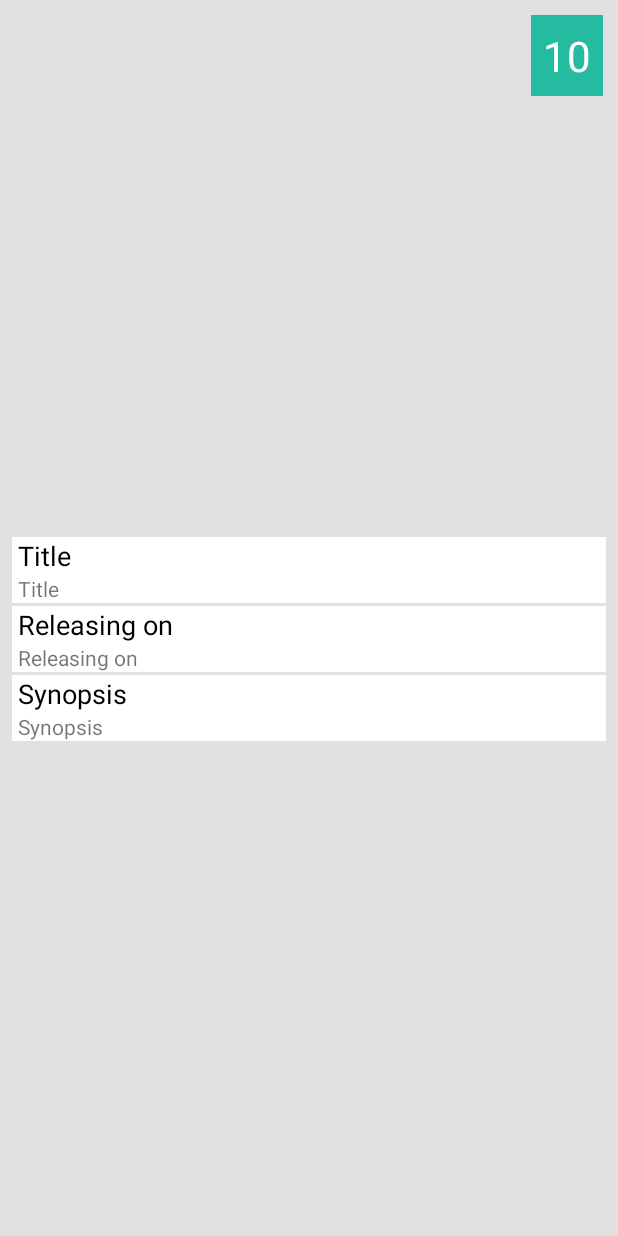
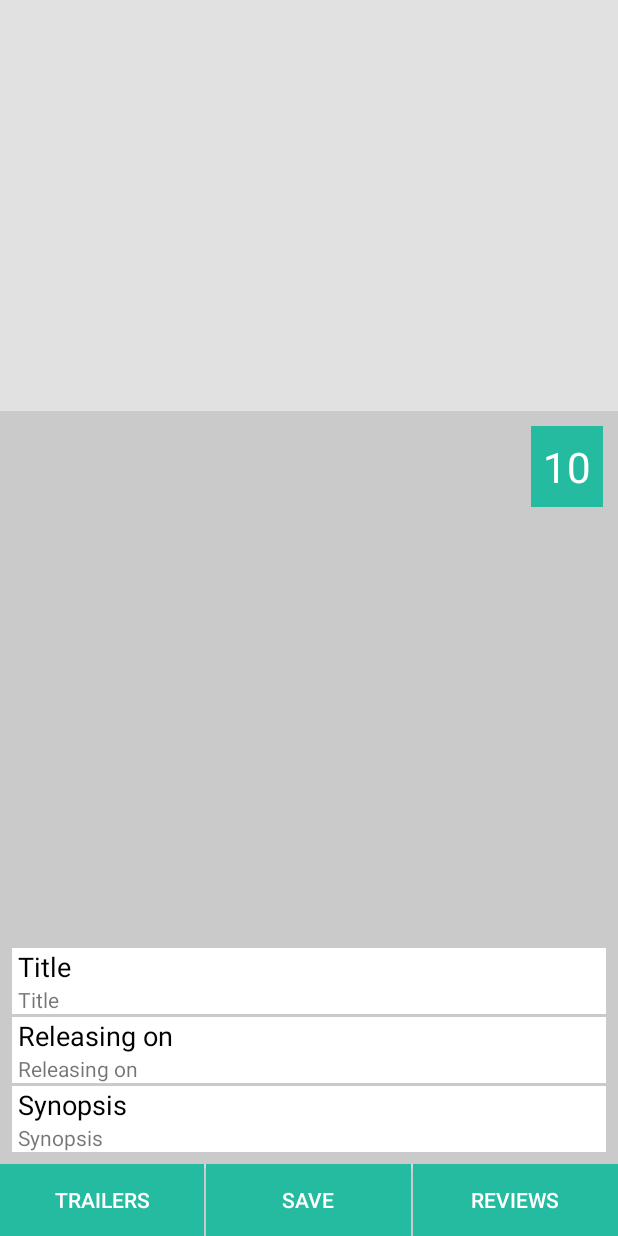
Before and after one commit to knightcube/popular_movies_stage_2, an Android app: the layout content_movie_details.xml on its own in the app's theme, with its tools: preview values and no code run, on a phone screen of 412 x 824 dp. Run offline under Robolectric (Android 15) with nearby library versions, the phone set to English and light mode, and no system bars; plain views replace ArcView, CircleView.

Commit message:
Save and Unsave favourite movies using Room architecture component

```diff
--- a/app/src/main/java/com/rajatcube/popularmovies/utils/Constants.java
+++ b/app/src/main/java/com/rajatcube/popularmovies/utils/Constants.java
@@ -8,6 +8,7 @@ public class Constants {
 
     public static final String API_KEY = "38f11004ca2a26cd99baf97eb11c9c7b";
     public static final String BASE_URL = "https://api.themoviedb.org/3/movie";
+    public static final String YOUTUBE_BASE_URL = "https://www.youtube.com/watch?v=";
     public static final String POPULAR_MOVIES_BASE_URL = BASE_URL+"/popular?api_key="+API_KEY;
     public static final String TOP_RATED_MOVIES_BASE_URL = BASE_URL+"/top_rated?api_key="+API_KEY;
     public static final String IMAGE_BASE_URL = "https://image.tmdb.org/t/p/";
--- a/app/src/main/java/com/rajatcube/popularmovies/utils/QueryUtils.java
+++ b/app/src/main/java/com/rajatcube/popularmovies/utils/QueryUtils.java
@@ -104,12 +104,13 @@ public class QueryUtils {
             for (int i = 0; i < resultsArray.length(); i++) {
                 JSONObject moviesResult = resultsArray.getJSONObject(i);
                 String movieTitle = moviesResult.getString("title");
+                int movieId = moviesResult.getInt("id");
                 int movieVoteCount = moviesResult.getInt("vote_count");
                 String moviePosterPath = moviesResult.getString("poster_path");
                 float movieVoteAverage = (float) moviesResult.getDouble("vote_average");
                 String movieReleaseDate = moviesResult.getString("release_date");
                 String movieOverview = moviesResult.getString("overview");
-                listOfMovies.add(new Movies(movieVoteCount,movieVoteAverage,movieTitle,moviePosterPath,movieReleaseDate,movieOverview));
+                listOfMovies.add(new Movies(movieId,movieVoteCount,movieVoteAverage,movieTitle,moviePosterPath,movieReleaseDate,movieOverview,false));
             }
         } catch (JSONException e) {
             e.printStackTrace();
--- a/app/src/main/res/drawable/ic_star.xml
+++ b/app/src/main/res/drawable/ic_play_circle.xml
@@ -4,6 +4,6 @@
         android:viewportWidth="24.0"
         android:viewportHeight="24.0">
     <path
-        android:fillColor="#ffca28"
-        android:pathData="M12,17.27L18.18,21l-1.64,-7.03L22,9.24l-7.19,-0.61L12,2 9.19,8.63 2,9.24l5.46,4.73L5.82,21z"/>
+        android:fillColor="#FF4081"
+        android:pathData="M12,2C6.48,2 2,6.48 2,12s4.48,10 10,10 10,-4.48 10,-10S17.52,2 12,2zM10,16.5v-9l6,4.5 -6,4.5z"/>
 </vector>
--- /dev/null
+++ b/app/src/main/res/drawable/ic_star_border.xml
@@ -0,0 +1,5 @@
+<vector android:height="24dp" android:tint="#FFEB3B"
+    android:viewportHeight="24.0" android:viewportWidth="24.0"
+    android:width="24dp" xmlns:android="http://schemas.android.com/apk/res/android">
+    <path android:fillColor="#FF000000" android:pathData="M22,9.24l-7.19,-0.62L12,2 9.19,8.63 2,9.24l5.46,4.73L5.82,21 12,17.27 18.18,21l-1.63,-7.03L22,9.24zM12,15.4l-3.76,2.27 1,-4.28 -3.32,-2.88 4.38,-0.38L12,6.1l1.71,4.04 4.38,0.38 -3.32,2.88 1,4.28L12,15.4z"/>
+</vector>
--- /dev/null
+++ b/app/src/main/res/drawable/ic_star_filled.xml
@@ -0,0 +1,5 @@
+<vector android:height="24dp" android:tint="#FFEB3B"
+    android:viewportHeight="24.0" android:viewportWidth="24.0"
+    android:width="24dp" xmlns:android="http://schemas.android.com/apk/res/android">
+    <path android:fillColor="#FF000000" android:pathData="M12,17.27L18.18,21l-1.64,-7.03L22,9.24l-7.19,-0.61L12,2 9.19,8.63 2,9.24l5.46,4.73L5.82,21z"/>
+</vector>
--- /dev/null
+++ b/app/src/main/res/drawable/star.xml
@@ -0,0 +1,5 @@
+<?xml version="1.0" encoding="utf-8"?>
+<selector xmlns:android="http://schemas.android.com/apk/res/android">
+    <item android:drawable="@drawable/ic_star_border" />
+    <item android:drawable="@drawable/ic_star_filled" android:state_selected="true" />
+</selector>
--- a/app/src/main/res/layout/content_movie_details.xml
+++ b/app/src/main/res/layout/content_movie_details.xml
@@ -1,5 +1,5 @@
 <?xml version="1.0" encoding="utf-8"?>
-<ScrollView xmlns:android="http://schemas.android.com/apk/res/android"
+<RelativeLayout xmlns:android="http://schemas.android.com/apk/res/android"
     xmlns:app="http://schemas.android.com/apk/res-auto"
     xmlns:tools="http://schemas.android.com/tools"
     android:layout_width="match_parent"
@@ -9,132 +9,186 @@
     tools:context="com.rajatcube.popularmovies.activity.MovieDetails"
     tools:showIn="@layout/activity_movie_details">
 
+    <ScrollView
+        android:layout_width="match_parent"
+        android:layout_height="wrap_content"
+        android:layout_above="@+id/movie_detail_footer"
+        android:background="#1a000000">
+
         <LinearLayout
             android:id="@+id/background"
             android:layout_width="match_parent"
             android:layout_height="wrap_content"
             android:orientation="vertical">
+
             <RelativeLayout
                 android:layout_width="match_parent"
                 android:layout_height="0dp"
                 android:layout_weight="2.5">
+
                 <com.github.florent37.shapeofview.shapes.ArcView
                     android:layout_width="match_parent"
                     android:layout_height="wrap_content"
                     app:arc_cropDirection="outside"
+                    app:arc_height="24dp"
                     app:arc_position="bottom"
-                app:arc_height="24dp"
+                    app:diagonal_angle="10"
                     app:diagonal_direction="left"
-                app:diagonal_position="bottom"
-                app:diagonal_angle="10">
+                    app:diagonal_position="bottom">
+
                     <ImageView
                         android:id="@+id/movie_detail_poster_image"
                         android:layout_width="match_parent"
                         android:layout_height="350dp"
-                    android:scaleType="fitXY"/>
+                        android:contentDescription="Image Loading"
+                        android:scaleType="fitXY" />
                 </com.github.florent37.shapeofview.shapes.ArcView>
 
                 <com.github.florent37.shapeofview.shapes.CircleView
                     android:layout_width="wrap_content"
                     android:layout_height="wrap_content"
-                app:circle_borderWidth="2dp"
-                app:circle_borderColor="#FFF"
-                android:padding="2dp"
-                android:elevation="2dp"
-                android:layout_gravity="end|top"
                     android:layout_alignParentEnd="true"
                     android:layout_alignParentRight="true"
-                android:layout_margin="8dp">
+                    android:layout_gravity="end|top"
+                    android:layout_margin="8dp"
+                    android:elevation="2dp"
+                    android:padding="2dp"
+                    app:circle_borderColor="#FFF"
+                    app:circle_borderWidth="2dp">
 
                     <TextView
                         android:id="@+id/movie_detail_vote_average"
                         android:layout_width="wrap_content"
                         android:layout_height="wrap_content"
-                    android:textSize="28sp"
                         android:background="@color/colorPrimary"
+                        android:padding="8dp"
+                        android:text="10"
                         android:textColor="#ffffff"
-                    android:padding="8dp"
-                    android:text="10"/>
+                        android:textSize="28sp" />
 
                 </com.github.florent37.shapeofview.shapes.CircleView>
+
             </RelativeLayout>
 
             <LinearLayout
-            android:orientation="vertical"
                 android:layout_width="match_parent"
                 android:layout_height="wrap_content"
+                android:orientation="vertical"
                 android:padding="8dp">
+
                 <TextView
-                android:paddingLeft="4dp"
-                android:paddingStart="4dp"
-                android:paddingEnd="4dp"
-                android:paddingRight="4dp"
-                android:textSize="18sp"
-                android:textColor="#000"
-                android:background="#FFF"
                     android:layout_width="match_parent"
                     android:layout_height="wrap_content"
-                android:text="Title"/>
+                    android:background="#FFF"
+                    android:paddingEnd="4dp"
+                    android:paddingLeft="4dp"
+                    android:paddingRight="4dp"
+                    android:paddingStart="4dp"
+                    android:text="Title"
+                    android:textColor="#000"
+                    android:textSize="18sp" />
 
                 <TextView
-                android:paddingLeft="4dp"
-                android:paddingStart="4dp"
-                android:paddingEnd="4dp"
-                android:paddingRight="4dp"
-                android:background="#FFF"
                     android:id="@+id/movie_detail_title"
                     android:layout_width="match_parent"
                     android:layout_height="wrap_content"
-                android:text="Title"
-                android:layout_marginBottom="2dp"/>
+                    android:layout_marginBottom="2dp"
+                    android:background="#FFF"
+                    android:paddingEnd="4dp"
+                    android:paddingLeft="4dp"
+                    android:paddingRight="4dp"
+                    android:paddingStart="4dp"
+                    android:text="Title" />
 
                 <TextView
-                android:paddingLeft="4dp"
-                android:paddingStart="4dp"
-                android:paddingEnd="4dp"
-                android:paddingRight="4dp"
-                android:background="#FFF"
-                android:textSize="18sp"
-                android:textColor="#000"
                     android:layout_width="match_parent"
                     android:layout_height="wrap_content"
-                android:text="Releasing on "/>
+                    android:background="#FFF"
+                    android:paddingEnd="4dp"
+                    android:paddingLeft="4dp"
+                    android:paddingRight="4dp"
+                    android:paddingStart="4dp"
+                    android:text="Releasing on "
+                    android:textColor="#000"
+                    android:textSize="18sp" />
 
                 <TextView
-                android:paddingLeft="4dp"
-                android:paddingStart="4dp"
-                android:paddingEnd="4dp"
-                android:paddingRight="4dp"
-                android:background="#FFF"
                     android:id="@+id/movie_detail_release_date"
                     android:layout_width="match_parent"
                     android:layout_height="wrap_content"
-                android:text="Releasing on "
-                android:layout_marginBottom="2dp"/>
+                    android:layout_marginBottom="2dp"
+                    android:background="#FFF"
+                    android:paddingEnd="4dp"
+                    android:paddingLeft="4dp"
+                    android:paddingRight="4dp"
+                    android:paddingStart="4dp"
+                    android:text="Releasing on " />
 
                 <TextView
-                android:paddingLeft="4dp"
-                android:paddingStart="4dp"
-                android:paddingEnd="4dp"
-                android:paddingRight="4dp"
-                android:background="#FFF"
-                android:textSize="18sp"
-                android:textColor="#000"
                     android:layout_width="match_parent"
                     android:layout_height="wrap_content"
-                android:text="Synopsis"/>
+                    android:background="#FFF"
+                    android:paddingEnd="4dp"
+                    android:paddingLeft="4dp"
+                    android:paddingRight="4dp"
+                    android:paddingStart="4dp"
+                    android:text="Synopsis"
+                    android:textColor="#000"
+                    android:textSize="18sp" />
 
                 <TextView
-                android:paddingLeft="4dp"
-                android:paddingStart="4dp"
-                android:paddingEnd="4dp"
-                android:paddingRight="4dp"
-                android:background="#FFF"
                     android:id="@+id/movie_detail_plot_synopsis"
                     android:layout_width="match_parent"
                     android:layout_height="wrap_content"
-                android:text="Synopsis"/>
+                    android:background="#FFF"
+                    android:paddingEnd="4dp"
+                    android:paddingLeft="4dp"
+                    android:paddingRight="4dp"
+                    android:paddingStart="4dp"
+                    android:text="Synopsis" />
 
             </LinearLayout>
         </LinearLayout>
     </ScrollView>
+
+    <LinearLayout
+        android:id="@+id/movie_detail_footer"
+        android:layout_width="match_parent"
+        android:layout_height="wrap_content"
+        android:layout_alignParentBottom="true"
+        android:orientation="horizontal">
+
+        <Button
+            android:id="@+id/movie_detail_play_trailer_tv"
+            android:layout_width="0dp"
+            android:layout_height="wrap_content"
+            android:layout_marginEnd="1dp"
+            android:layout_marginRight="1dp"
+            android:layout_weight="1"
+            android:background="@color/colorPrimary"
+            android:text="Trailers"
+            android:textColor="#FFF" />
+
+        <Button
+            android:id="@+id/movie_detail_favorite_btn"
+            android:layout_width="0dp"
+            android:layout_height="wrap_content"
+            android:layout_marginEnd="1dp"
+            android:layout_marginRight="1dp"
+            android:layout_weight="1"
+            android:background="@color/colorPrimary"
+            android:text="Save"
+            android:textColor="#FFF" />
+
+        <Button
+            android:id="@+id/review_btn"
+            android:layout_width="0dp"
+            android:layout_height="wrap_content"
+            android:layout_toRightOf="@+id/trailer_btn"
+            android:layout_weight="1"
+            android:background="@color/colorPrimary"
+            android:text="Reviews"
+            android:textColor="#FFF" />
+    </LinearLayout>
+
+</RelativeLayout>
--- a/app/src/main/res/menu/menu_main.xml
+++ b/app/src/main/res/menu/menu_main.xml
@@ -12,4 +12,9 @@
         android:orderInCategory="100"
         android:title="Top rated"
         app:showAsAction="never" />
+    <item
+        android:id="@+id/action_favourites"
+        android:title="Favourites"
+        app:showAsAction="never"/>
+
 </menu>
--- a/app/src/main/res/values/strings.xml
+++ b/app/src/main/res/values/strings.xml
@@ -2,4 +2,5 @@
     <string name="app_name">Popular Movies</string>
     <string name="action_settings">Settings</string>
     <string name="title_activity_movie_details">Movie Details</string>
+    <string name="title_activity_favourite_movies">FavouriteMoviesActivity</string>
 </resources>
```
Also changed, not shown: app/build.gradle (+13 -3 lines), app/src/main/AndroidManifest.xml (+6 -4 lines), app/src/main/java/com/rajatcube/popularmovies/activity/FavouriteMoviesActivity.java (added, +70 -0 lines), app/src/main/java/com/rajatcube/popularmovies/activity/MainActivity.java (+34 -14 lines), app/src/main/java/com/rajatcube/popularmovies/activity/MovieDetails.java (+91 -14 lines), app/src/main/java/com/rajatcube/popularmovies/adapter/MoviesAdapter.java (+7 -5 lines), app/src/main/java/com/rajatcube/popularmovies/database/MoviesDAO.java (added, +30 -0 lines), app/src/main/java/com/rajatcube/popularmovies/database/MoviesRoomDatabase.java (added, +35 -0 lines), app/src/main/java/com/rajatcube/popularmovies/model/Movies.java (+27 -20 lines), app/src/main/res/layout/activity_favourite_movies.xml (added, +25 -0 lines), app/src/main/res/layout/content_favourite_movies.xml (added, +17 -0 lines). Lines whose indentation alone changed are shown as unchanged.
